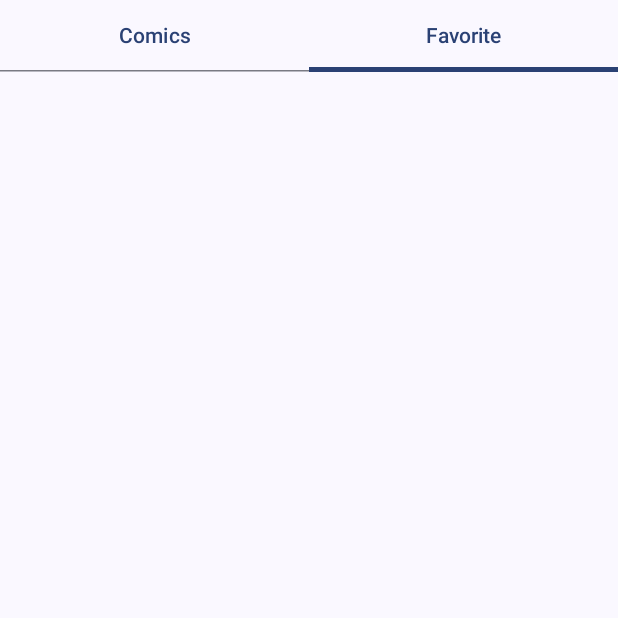
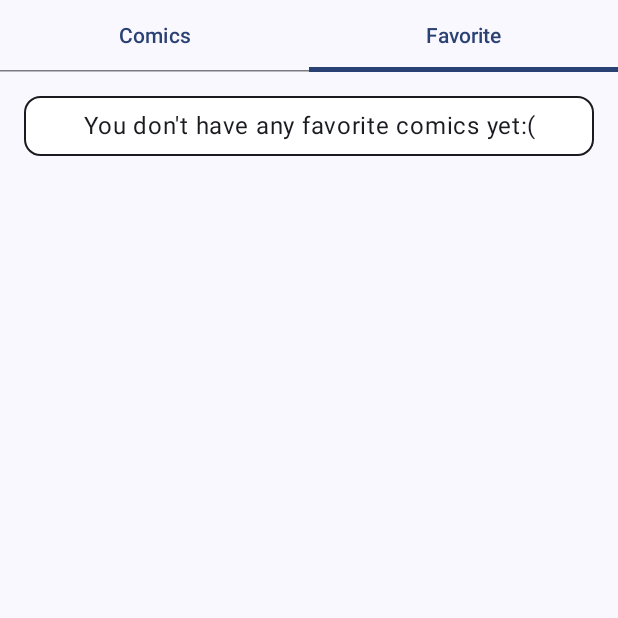
Before and after one commit to PaulMak-del/xkcd-mobile-app, an Android app built with Jetpack Compose: the screen it shows after launch (MainActivity), tab 2 chosen, on a phone screen of 412 x 824 dp, the top half of it. Run offline under Robolectric (Android 15) with nearby library versions, the phone set to English and light mode, and no system bars; our stand-ins replace Dagger/Hilt's generated code, Room's generated code; pictures from the network do not load.

Commit message:
Add screen for showing one favorite comic

```diff
--- a/app/src/main/java/com/example/xkcd_app/MainActivity.kt
+++ b/app/src/main/java/com/example/xkcd_app/MainActivity.kt
@@ -2,16 +2,22 @@ package com.example.xkcd_app
 
 import android.content.Context
 import android.os.Bundle
+import android.util.Log
 import androidx.activity.ComponentActivity
 import androidx.activity.compose.setContent
 import androidx.compose.foundation.layout.padding
+import androidx.compose.material.icons.Icons
+import androidx.compose.material.icons.filled.ArrowBack
 import androidx.compose.material3.ExperimentalMaterial3Api
+import androidx.compose.material3.Icon
+import androidx.compose.material3.IconButton
 import androidx.compose.material3.MaterialTheme
 import androidx.compose.material3.Scaffold
 import androidx.compose.material3.Surface
 import androidx.compose.material3.Tab
 import androidx.compose.material3.TabRow
 import androidx.compose.material3.Text
+import androidx.compose.material3.TopAppBar
 import androidx.compose.runtime.Composable
 import androidx.compose.runtime.getValue
 import androidx.compose.ui.Modifier
@@ -23,8 +29,10 @@ import androidx.navigation.compose.composable
 import androidx.navigation.compose.currentBackStackEntryAsState
 import androidx.navigation.compose.rememberNavController
 import com.example.presentation_comic.comic.ComicScreen
+import com.example.presentation_comic.comic_preview.ComicShow
 import com.example.presentation_comic.favorite_comics.FavoriteComicsScreen
 import com.example.presentation_common.navigation.NavRoutes
+import com.example.presentation_common.navigation.allScreens
 import com.example.xkcd_app.ui.theme.XKCD_APPTheme
 import dagger.hilt.android.AndroidEntryPoint
 
@@ -40,7 +48,7 @@ class MainActivity : ComponentActivity() {
                     val navController = rememberNavController()
 
                     MyApp(
-                        applicationContext,
+                        this,
                         navController
                     )
                 }
@@ -56,22 +64,43 @@ fun MyApp(
     navController: NavHostController,
     modifier: Modifier = Modifier
 ) {
-    val screens = listOf(NavRoutes.Comic, NavRoutes.FavoriteComics)
     val currentBackStack by navController.currentBackStackEntryAsState()
     val currentDestination = currentBackStack?.destination
-    val currentScreen = screens.find { it.route == currentDestination?.route } ?: NavRoutes.Comic
+    val currentScreen = allScreens.find { it.route == currentDestination?.route } ?: NavRoutes.Comic
+
+    Log.d("ddd", "routes: ${allScreens.map{ it.route }}")
+    Log.d("ddd", "route: {${currentScreen.route}}")
 
     Scaffold(
         topBar = {
-            AppTabRow(
-                context = context,
-                screens = screens,
-                screenIndex = screens.indexOf(currentScreen),
-                currentScreen = currentScreen,
-                onTabClick = { newScreen ->
-                    navController.navigate(newScreen.route)
+            when(currentScreen) {
+                is NavRoutes.ComicPreview -> {
+                    TopAppBar(
+                        title = { Text(text = "Comic") },
+                        navigationIcon = {
+                            IconButton(
+                                onClick = { navController.navigate(NavRoutes.FavoriteComics.route) }
+                            ) {
+                                Icon(
+                                    imageVector = Icons.Default.ArrowBack,
+                                    contentDescription = null
+                                )
+                            }
+                        }
+                    )
                 }
-            )
+                else -> {
+                    AppTabRow(
+                        context = context,
+                        screens = listOf(NavRoutes.Comic, NavRoutes.FavoriteComics),
+                        screenIndex = allScreens.indexOf(currentScreen),
+                        currentScreen = currentScreen,
+                        onTabClick = { newScreen ->
+                            navController.navigate(newScreen.route)
+                        },
+                    )
+                }
+            }
         }
     ) { innerPadding ->
         NavHost(
@@ -84,14 +113,29 @@ fun MyApp(
                 route = NavRoutes.Comic.route,
             ) {
                 ComicScreen(
-                    hiltViewModel()
+                    viewModel = hiltViewModel(),
                 )
             }
             composable(
                 route = NavRoutes.FavoriteComics.route,
             ) {
                 FavoriteComicsScreen(
-                    hiltViewModel()
+                    viewModel = hiltViewModel(),
+                    onComicClick = {
+                        navController.navigate(NavRoutes.ComicPreview.getRoute(it))
+                    }
+                )
+            }
+            composable(
+                route = NavRoutes.ComicPreview.route,
+                arguments = NavRoutes.ComicPreview.arguments
+            ) {
+                val arg = it.arguments?.getLong("comic_id") ?: 1
+
+                ComicShow(
+                    viewModel = hiltViewModel(),
+                    comicId = arg,
+                    context = context,
                 )
             }
         }
@@ -104,10 +148,12 @@ fun AppTabRow(
     screens: List<NavRoutes>,
     screenIndex: Int,
     currentScreen: NavRoutes,
+    modifier: Modifier = Modifier,
     onTabClick: (NavRoutes) -> Unit = {}
 ) {
     TabRow(
-        selectedTabIndex = screenIndex
+        selectedTabIndex = screenIndex,
+        modifier = modifier,
     ) {
         screens.forEachIndexed { index, screen ->
             Tab(
@@ -115,7 +161,6 @@ fun AppTabRow(
                 onClick = { onTabClick(screen) },
                 text = {
                     Text(
-                        //text = screen.screenName,
                         text = context.getString(screen.titleId),
                         maxLines = 1,
                         overflow = TextOverflow.Ellipsis
--- a/presentation-comic/src/main/java/com/example/presentation_comic/favorite_comics/FavoriteComicsScreen.kt
+++ b/presentation-comic/src/main/java/com/example/presentation_comic/favorite_comics/FavoriteComicsScreen.kt
@@ -3,12 +3,13 @@ package com.example.presentation_comic.favorite_comics
 import androidx.compose.foundation.BorderStroke
 import androidx.compose.foundation.background
 import androidx.compose.foundation.border
+import androidx.compose.foundation.clickable
 import androidx.compose.foundation.layout.Column
 import androidx.compose.foundation.layout.PaddingValues
 import androidx.compose.foundation.layout.fillMaxSize
+import androidx.compose.foundation.layout.fillMaxWidth
 import androidx.compose.foundation.layout.height
 import androidx.compose.foundation.layout.padding
-import androidx.compose.foundation.layout.width
 import androidx.compose.foundation.layout.wrapContentHeight
 import androidx.compose.foundation.lazy.grid.GridCells
 import androidx.compose.foundation.lazy.grid.LazyVerticalGrid
@@ -22,31 +23,60 @@ import androidx.compose.runtime.collectAsState
 import androidx.compose.ui.Modifier
 import androidx.compose.ui.draw.clip
 import androidx.compose.ui.layout.ContentScale
+import androidx.compose.ui.text.style.TextAlign
 import androidx.compose.ui.tooling.preview.Preview
 import androidx.compose.ui.unit.dp
+import androidx.compose.ui.unit.sp
 import coil.compose.SubcomposeAsyncImage
 import com.example.presentation_common.state.CommonScreen
 
 @Composable
 fun FavoriteComicsScreen(
     viewModel: FavoriteComicsViewModel,
-    modifier : Modifier = Modifier
+    modifier : Modifier = Modifier,
+    onComicClick: (Long) -> Unit,
 ) {
-    viewModel.loadFavoriteComicsList()
-    viewModel.favoriteComicsList.collectAsState().value.let { result ->
-        CommonScreen(result) {  favoriteComicsList ->
-            FavoriteComicsGrid(favoriteComicsList)
+        viewModel.loadFavoriteComicsList()
+        viewModel.favoriteComicsList.collectAsState().value.let { result ->
+            CommonScreen(result) { favoriteComicsList ->
+                FavoriteComicsGrid(
+                    favoriteComicsList = favoriteComicsList,
+                    modifier = modifier,
+                    onComicClick = onComicClick,
+                )
+            }
         }
-    }
 }
 
 @Composable
 fun FavoriteComicsGrid(
     favoriteComicsList: List<ComicPreviewModel>,
-    modifier: Modifier = Modifier
+    modifier: Modifier = Modifier,
+    onComicClick: (Long) -> Unit = {},
 ) {
+    if (favoriteComicsList.isEmpty()) {
+        Text(
+            text = "You don't have any favorite comics yet:(",
+            textAlign = TextAlign.Center,
+            modifier = Modifier
+                .padding(16.dp)
+                .border(
+                    border = BorderStroke(
+                        width = 1.dp,
+                        color = MaterialTheme.colorScheme.onBackground
+                    ),
+                    shape = RoundedCornerShape(11.dp)
+                )
+                .background(
+                    color = MaterialTheme.colorScheme.onTertiary,
+                    shape = RoundedCornerShape(11.dp)
+                )
+                .padding(8.dp)
+                .fillMaxWidth()
+        )
+    }
     LazyVerticalGrid(
-        columns = GridCells.Adaptive(135.dp),
+        columns = GridCells.Adaptive(156.dp),
         modifier = modifier
     ) {
         items(favoriteComicsList) { comicPreviewModel ->
@@ -54,6 +84,7 @@ fun FavoriteComicsGrid(
                 comic = comicPreviewModel,
                 modifier = Modifier
                     .padding(16.dp)
+                    .clickable { onComicClick(comicPreviewModel.id) }
             )
         }
     }
@@ -66,7 +97,6 @@ fun ComicPreview(
 ) {
     Column(
         modifier = modifier
-            .width(216.dp)
             .wrapContentHeight()
             .clip(RoundedCornerShape(11.dp))
             .border(
@@ -101,7 +131,8 @@ fun ComicPreview(
         )
         Text(
             text = "Number: ${comic.id}",
-            color = MaterialTheme.colorScheme.onSurface,
+            color = MaterialTheme.colorScheme.outline,
+            fontSize = 13.sp,
             modifier = Modifier
                 .padding(PaddingValues(
                     bottom = 8.dp,
@@ -136,3 +167,9 @@ fun FavoriteComicsGridPreview() {
         ComicPreviewModel(id = 5, title = "turtle", imageUrlPath = ""),
     ))
 }
+
+@Preview(showBackground = true)
+@Composable
+fun FavoriteComicsGridPreview2() {
+    FavoriteComicsGrid(listOf())
+}
--- a/presentation-common/src/main/java/com/example/presentation_common/navigation/ComicInput.kt
+++ /dev/null
@@ -1,5 +0,0 @@
-package com.example.presentation_common.navigation
-
-data class ComicInput(
-    val comicId: Long
-)
--- a/presentation-common/src/main/java/com/example/presentation_common/navigation/NavRoutes.kt
+++ b/presentation-common/src/main/java/com/example/presentation_common/navigation/NavRoutes.kt
@@ -5,8 +5,10 @@ import androidx.navigation.navArgument
 import com.example.presentation_common.R
 
 private const val ROUTE_COMIC = "comic"
-//private const val ARG_COMIC_ID = "comic_id"
+private const val ARG_COMIC_ID = "comic_id"
 private const val ROUTE_FAVORITE_COMICS = "favorite_comics"
+
+val allScreens = listOf(NavRoutes.Comic, NavRoutes.FavoriteComics, NavRoutes.ComicPreview)
 
 sealed class NavRoutes {
 
@@ -16,18 +18,22 @@ sealed class NavRoutes {
     object Comic : NavRoutes() {
         override val route = ROUTE_COMIC
         override val titleId: Int = R.string.comic_screen_title
-
-/*
-        val argument = ARG_COMIC_ID
-        val routeWithArg = "$route/$argument"
-        val arguments = listOf(
-            navArgument(ARG_COMIC_ID) { type = NavType.LongType }
-        )
-*/
     }
 
     object FavoriteComics : NavRoutes() {
         override val route = ROUTE_FAVORITE_COMICS
         override val titleId: Int = R.string.favorite_comics_screen_title
     }
+
+    object ComicPreview : NavRoutes() {
+        val routeWithoutArg = ROUTE_COMIC
+        val argument = ARG_COMIC_ID
+
+        override val route: String = "$routeWithoutArg/{$argument}"
+        override val titleId: Int = -1
+
+        val arguments = listOf(navArgument(argument) { type = NavType.LongType })
+
+        fun getRoute(comicId: Long) = "$routeWithoutArg/$comicId"
+    }
 }
```
Also changed, not shown: domain/src/main/java/com/example/domain/usecase/IsFavoriteUseCase.kt (deleted, +0 -12 lines), presentation-comic/src/main/java/com/example/presentation_comic/comic/ComicScreen.kt (+16 -10 lines), presentation-comic/src/main/java/com/example/presentation_comic/comic_preview/ComicShow.kt (added, +186 -0 lines).
